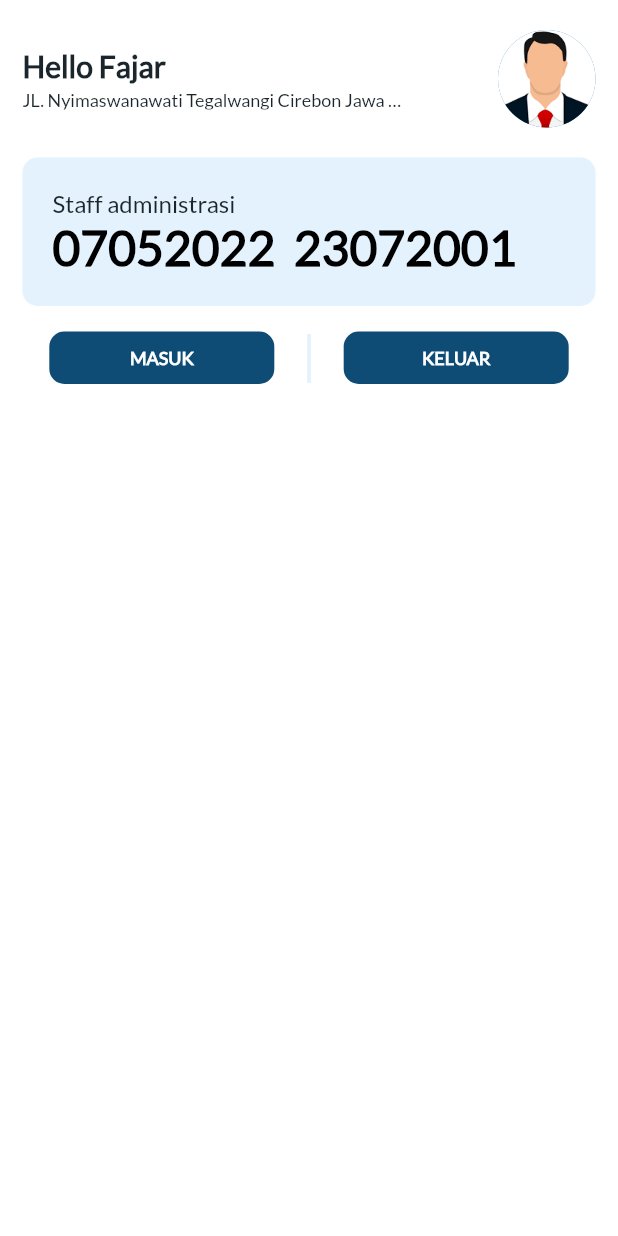
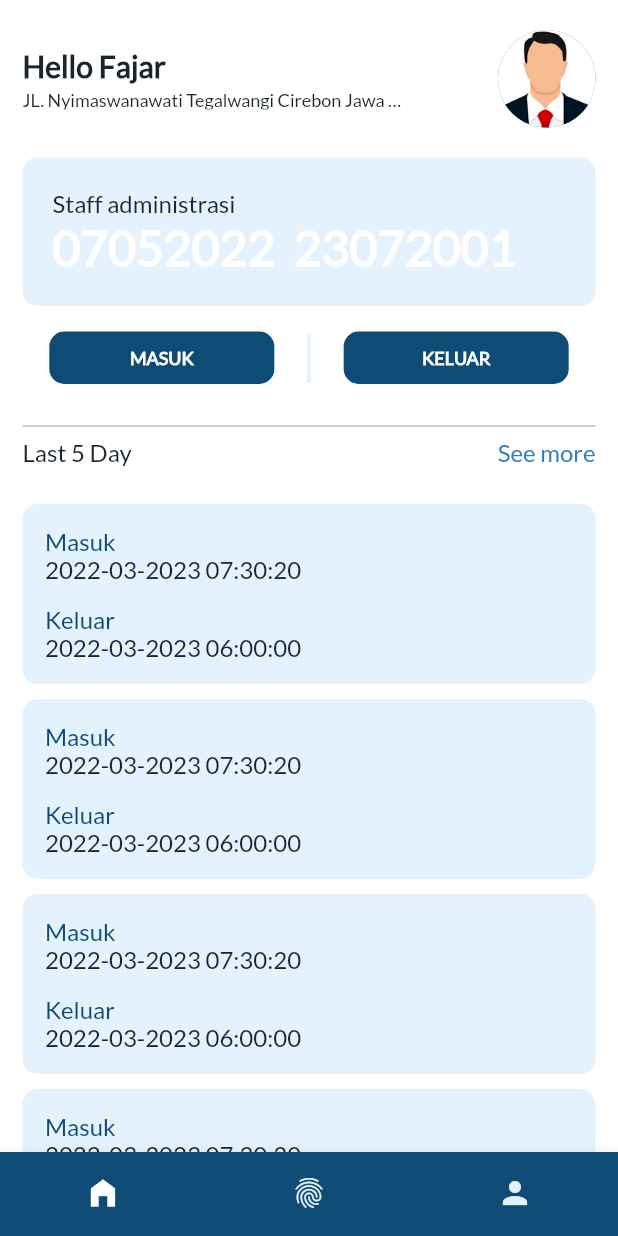
Before and after one commit to framadhan99/presence_app, a Flutter app: the screen it shows after launch, on a phone screen of 412 x 824 dp. Run offline on Flutter 3.47's test engine with Material 2 defaults, Android fonts, the light colour scheme and no system bars.

Commit message:
create dashboard

```diff
--- a/lib/app/app.dart
+++ b/lib/app/app.dart
@@ -1,6 +1,6 @@
 import 'package:flutter/material.dart';
 import 'package:presence_app/config/navigations_service.dart';
-import 'package:presence_app/ui_features/pages/home/home_page.dart';
+import 'package:presence_app/ui_features/pages/dashboard_screen.dart';
 import 'app_theme.dart';
 
 class App extends StatelessWidget {
@@ -13,7 +13,7 @@ class App extends StatelessWidget {
       theme: theme,
       debugShowCheckedModeBanner: false,
       navigatorKey: navigatorKey,
-      home: HomePage(),
+      home: DashboardMainScreen(),
     );
   }
 }
--- /dev/null
+++ b/lib/ui_features/pages/dashboard_screen.dart
@@ -0,0 +1,56 @@
+import 'package:flutter/material.dart';
+import 'package:presence_app/config/asset_colors.dart';
+import 'package:presence_app/ui_features/pages/home/home_page.dart';
+
+class DashboardMainScreen extends StatefulWidget {
+  const DashboardMainScreen({super.key});
+
+  @override
+  State<DashboardMainScreen> createState() => _DashboardMainScreenState();
+}
+
+class _DashboardMainScreenState extends State<DashboardMainScreen> {
+  int _index = 0;
+
+  List<Widget> listScreen = [
+    const HomePage(),
+    Text('Finger Print'),
+    Text('Profile'),
+  ];
+
+  @override
+  Widget build(BuildContext context) {
+    return Scaffold(
+      bottomNavigationBar: BottomNavigationBar(
+        currentIndex: _index,
+        onTap: (value) {
+          setState(() {
+            _index = value;
+          });
+        },
+        backgroundColor: AssetColor.blueDrak,
+        selectedItemColor: Colors.white,
+        unselectedItemColor: AssetColor.blueLight,
+        showUnselectedLabels: false,
+        showSelectedLabels: false,
+        items: const [
+          BottomNavigationBarItem(
+            icon: Icon(Icons.home_filled),
+            label: 'home',
+          ),
+          BottomNavigationBarItem(
+            icon: Icon(
+              Icons.fingerprint,
+            ),
+            label: 'Fingerprint',
+          ),
+          BottomNavigationBarItem(
+            icon: Icon(Icons.person),
+            label: 'Profile',
+          ),
+        ],
+      ),
+      body: listScreen[_index],
+    );
+  }
+}
--- a/lib/ui_features/pages/home/home_page.dart
+++ b/lib/ui_features/pages/home/home_page.dart
@@ -58,7 +58,7 @@ class HomePage extends StatelessWidget {
                   Text(
                     '07052022  23072001',
                     style: AssetStyle.textTitle.copyWith(
-                      color: Colors.black,
+                      color: Colors.white,
                       fontSize: 32,
                     ),
                   ),
@@ -87,7 +87,74 @@ class HomePage extends StatelessWidget {
                     ),
                   ],
                 ),
-              )
+              ),
+              verticalSpace(20),
+              Divider(
+                color: Colors.grey,
+              ),
+              Container(
+                margin: EdgeInsets.only(bottom: 25),
+                child: Row(
+                  mainAxisAlignment: MainAxisAlignment.spaceBetween,
+                  children: [
+                    Text(
+                      'Last 5 Day',
+                      style: AssetStyle.textPrimary,
+                    ),
+                    Text('See more',
+                        style: AssetStyle.textPrimary.copyWith(
+                          color: AssetColor.blue,
+                        )),
+                  ],
+                ),
+              ),
+              ...[1, 2, 3, 4, 5].map(
+                (e) {
+                  return Container(
+                    margin: const EdgeInsets.only(bottom: 10),
+                    padding:
+                        const EdgeInsets.only(left: 15, top: 15, bottom: 15),
+                    height: 120,
+                    width: screenWidth(context),
+                    decoration: BoxDecoration(
+                      color: AssetColor.blueLight,
+                      borderRadius: BorderRadius.circular(10),
+                    ),
+                    child: Column(
+                      crossAxisAlignment: CrossAxisAlignment.start,
+                      children: [
+                        Text(
+                          'Masuk',
+                          style: AssetStyle.textPrimary.copyWith(
+                            color: AssetColor.blueDrak,
+                          ),
+                        ),
+                        Text(
+                          '2022-03-2023 07:30:20',
+                          style: AssetStyle.textPrimary.copyWith(
+                            color: AssetColor.blueDraked,
+                            fontWeight: FontWeight.w500,
+                          ),
+                        ),
+                        const Spacer(),
+                        Text(
+                          'Keluar',
+                          style: AssetStyle.textPrimary.copyWith(
+                            color: AssetColor.blueDrak,
+                          ),
+                        ),
+                        Text(
+                          '2022-03-2023 06:00:00',
+                          style: AssetStyle.textPrimary.copyWith(
+                            color: AssetColor.blueDraked,
+                            fontWeight: FontWeight.w500,
+                          ),
+                        ),
+                      ],
+                    ),
+                  );
+                },
+              ).toList(),
             ],
           ),
         ),
```
